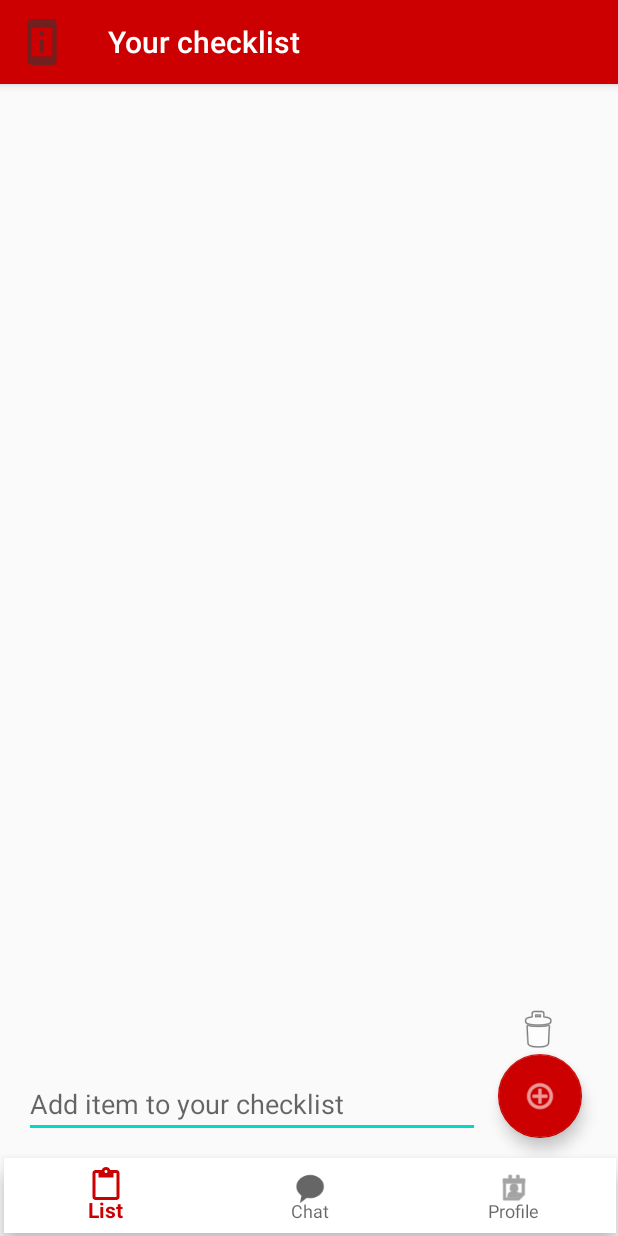
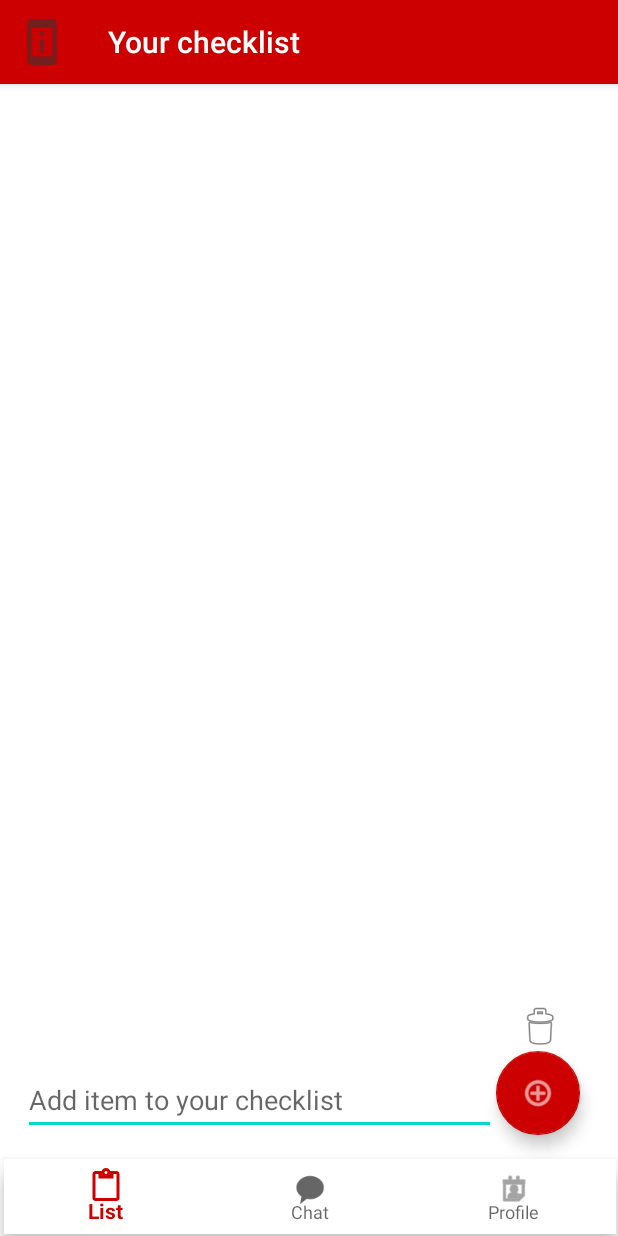
Before and after one commit to ralfibr/CheckAndGoApp, an Android app: the screen it shows after launch once a user with an empty profile is signed in (List), on a phone screen of 412 x 824 dp. Run offline under Robolectric (Android 15) with nearby library versions, the phone set to English and light mode, and no system bars; our stand-ins replace Firebase (no records; nobody signed in at launch, a user with empty details on screens opened directly), Room's generated code.

Commit message:
Some updates

```diff
--- a/app/src/main/res/layout/activity_list.xml
+++ b/app/src/main/res/layout/activity_list.xml
@@ -4,6 +4,7 @@
     xmlns:tools="http://schemas.android.com/tools"
     android:layout_width="match_parent"
     android:layout_height="match_parent"
+    android:background="@android:color/white"
     android:foregroundTint="@android:color/white"
     tools:context=".ui.List.List">
 
@@ -13,7 +14,7 @@
         android:layout_height="50dp"
         android:layout_marginStart="2dp"
         android:layout_marginEnd="1dp"
-        android:layout_marginBottom="2dp"
+        android:layout_marginBottom="1dp"
         android:background="#FFFFFF"
         app:layout_constraintBottom_toBottomOf="parent"
         app:layout_constraintEnd_toEndOf="parent"
@@ -26,9 +27,8 @@
         android:id="@+id/floatingActionButton"
         android:layout_width="wrap_content"
         android:layout_height="wrap_content"
-        android:layout_marginStart="2dp"
-        android:layout_marginEnd="16dp"
-        android:layout_marginBottom="13dp"
+        android:layout_marginEnd="25dp"
+        android:layout_marginBottom="16dp"
         android:clickable="true"
         android:tint="@android:color/white"
         app:backgroundTint="@color/colorPrimaryDark"
@@ -40,11 +40,10 @@
 
     <EditText
         android:id="@+id/itemEdit"
-        android:layout_width="304dp"
-        android:layout_height="44dp"
-        android:layout_marginStart="8dp"
-        android:layout_marginEnd="2dp"
-        android:layout_marginBottom="13dp"
+        android:layout_width="315dp"
+        android:layout_height="46dp"
+        android:layout_marginStart="15dp"
+        android:layout_marginBottom="16dp"
         android:ems="10"
         android:hint="Add item to your checklist"
         android:inputType="textPersonName"
@@ -54,41 +53,26 @@
 
     <androidx.recyclerview.widget.RecyclerView
         android:id="@+id/rvItems"
-        android:layout_width="398dp"
-        android:layout_height="487dp"
-        android:layout_marginStart="10dp"
-        android:layout_marginTop="33dp"
-        android:layout_marginEnd="11dp"
-        android:layout_marginBottom="178dp"
-        app:layout_constraintBottom_toTopOf="@+id/floatingActionButton"
+        android:layout_width="367dp"
+        android:layout_height="516dp"
+        android:layout_marginStart="17dp"
+        android:layout_marginTop="40dp"
+        android:layout_marginEnd="27dp"
+        android:layout_marginBottom="20dp"
+        app:layout_constraintBottom_toTopOf="@+id/deleteBtn"
         app:layout_constraintEnd_toEndOf="parent"
-        app:layout_constraintHorizontal_bias="1.0"
         app:layout_constraintStart_toStartOf="parent"
-        app:layout_constraintTop_toTopOf="parent"
-        app:layout_constraintVertical_bias="0.118"
-        tools:listitem="@android:layout/simple_list_item_checked" />
+        app:layout_constraintTop_toTopOf="parent" />
 
     <ImageView
         android:id="@+id/deleteBtn"
         android:layout_width="wrap_content"
         android:layout_height="wrap_content"
-        android:layout_marginStart="342dp"
-        android:layout_marginEnd="37dp"
+        android:layout_marginStart="343dp"
+        android:layout_marginEnd="36dp"
         app:layout_constraintBottom_toTopOf="@+id/floatingActionButton"
         app:layout_constraintEnd_toEndOf="parent"
         app:layout_constraintStart_toStartOf="parent"
         app:srcCompat="@android:drawable/ic_menu_delete" />
 
-    <TextView
-        android:id="@+id/hint"
-        android:layout_width="wrap_content"
-        android:layout_height="wrap_content"
-        android:layout_marginStart="169dp"
-        android:layout_marginEnd="184dp"
-        android:layout_marginBottom="52dp"
-        android:text="Swipe item to left to delete it"
-        app:layout_constraintBottom_toTopOf="@+id/itemEdit"
-        app:layout_constraintEnd_toEndOf="parent"
-        app:layout_constraintStart_toStartOf="parent" />
-
 </androidx.constraintlayout.widget.ConstraintLayout>
--- a/app/src/main/res/layout/activity_sign_up.xml
+++ b/app/src/main/res/layout/activity_sign_up.xml
@@ -35,10 +35,9 @@
             tools:context=".auth.SignUp">
 
             <LinearLayout
-                android:layout_width="409dp"
-                android:layout_height="729dp"
+                android:layout_width="406dp"
+                android:layout_height="719dp"
                 android:layout_marginStart="1dp"
-                android:layout_marginTop="1dp"
                 android:layout_marginEnd="1dp"
                 android:layout_marginBottom="1dp"
                 android:background="#FDFCFC"
```
Also changed, not shown: app/src/main/java/com/androidcourse/checkgoapp/auth/SignIn.kt (+1 -17 lines), app/src/main/java/com/androidcourse/checkgoapp/auth/SignUp.kt (+20 -4 lines), app/src/main/java/com/androidcourse/checkgoapp/ui/List/List.kt (+41 -13 lines), app/src/main/res/layout/item_layout.xml (+9 -24 lines).
